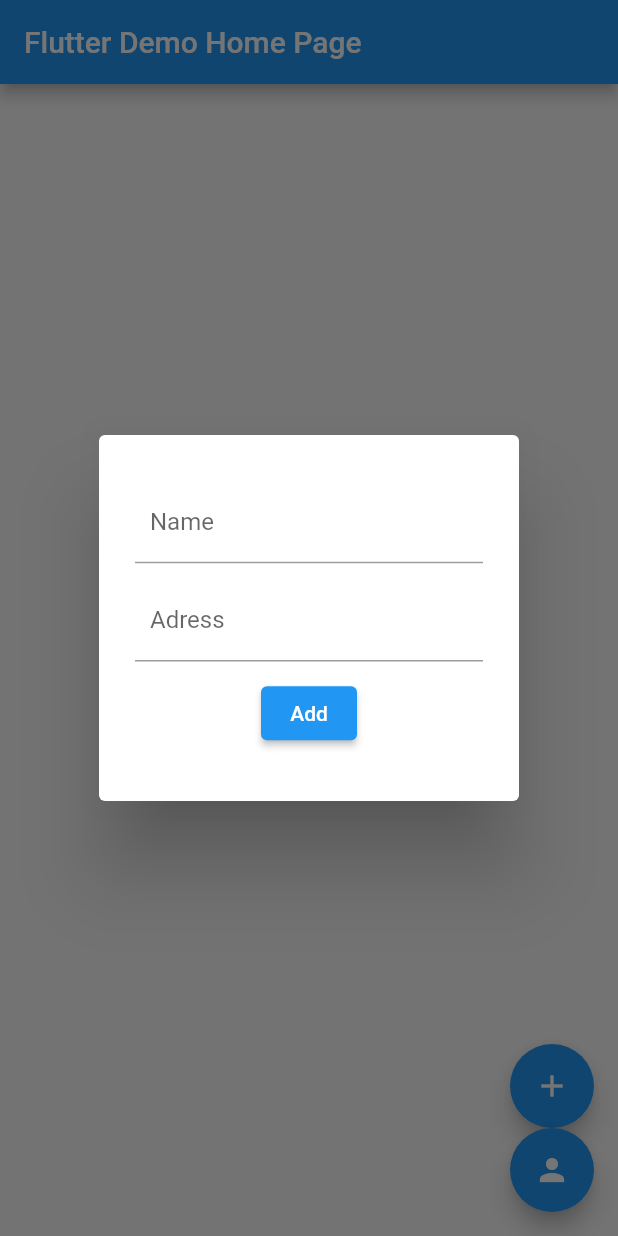
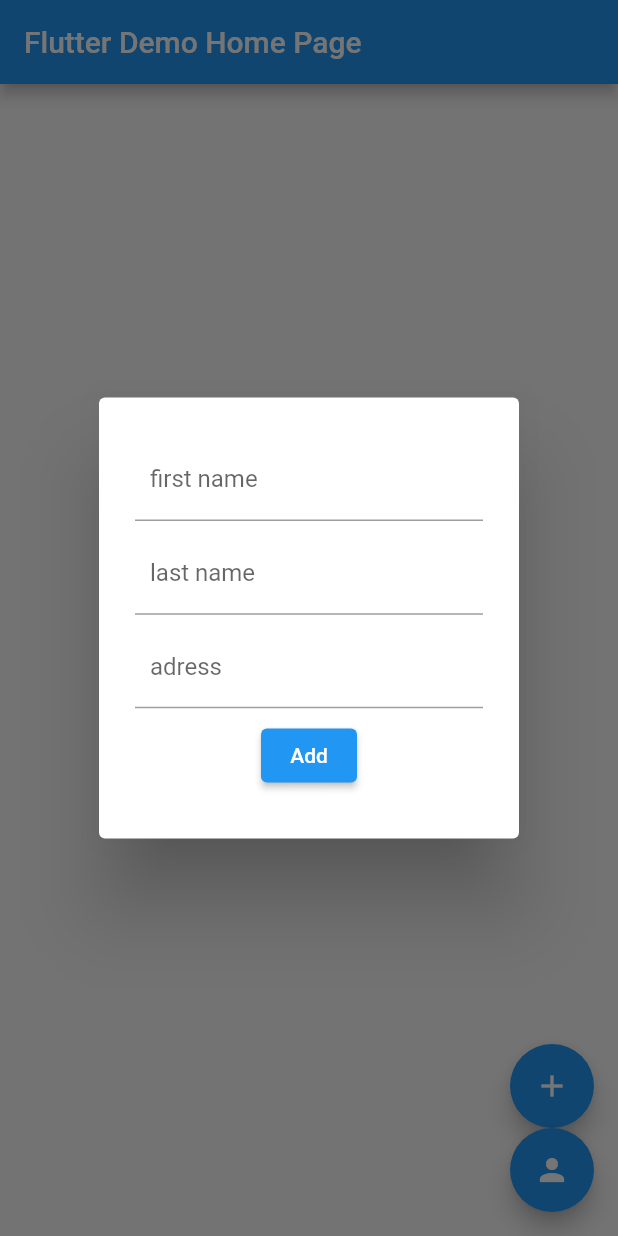
Before and after one commit to LouisYang95/flutter_Project, a Flutter app: the screen it shows after launch, after a tap on the "add" icon, on a phone screen of 412 x 824 dp. Run offline on Flutter 3.47's test engine with Material 2 defaults, Android fonts, the phone set to English and light mode, and no system bars.

Commit message:
adding the third input

```diff
--- a/flutter_exercice/lib/main.dart
+++ b/flutter_exercice/lib/main.dart
@@ -54,13 +54,14 @@ class MyHomePage extends StatefulWidget {
 
 class _MyHomePageState extends State<MyHomePage> {
   List listOfpeople = [];
-  final _myController = TextEditingController();
-  final _myController2 = TextEditingController();
+  final _firstName = TextEditingController();
+  final _lastName = TextEditingController();
+  final _adress = TextEditingController();
   List people = [
-    Person(name: 'John', adress: '123 Main St'),
-    Person(name: 'Jane', adress: '456 Main St'),
-    Person(name: 'Michel', adress: '789 Main St'),
-    Person(name: 'Sara', adress: '101 Main St'),
+    Person(firstName: 'John', lastName: 'John', adress: '123 Main St'),
+    Person(firstName: 'Jane', lastName: 'Paul', adress: '456 Main St'),
+    Person(firstName: 'Michel', lastName: 'Oka', adress: '789 Main St'),
+    Person(firstName: 'Sara', lastName: 'James', adress: '101 Main St'),
   ];
 
   List colors = [
@@ -88,13 +89,16 @@ class _MyHomePageState extends State<MyHomePage> {
 
 //function to add a new person in the list
   void addNewPerson() {
-    final person =
-        Person(name: _myController.text, adress: _myController2.text);
+    final person = Person(
+        firstName: _firstName.text,
+        lastName: _lastName.text,
+        adress: _adress.text);
     setState(() {
-      if (_myController.text != '' && _myController2.text != '') {
+      if (_firstName.text != '' && _lastName.text != '' && _adress.text != '') {
         listOfpeople.add(person);
-        _myController.text = '';
-        _myController2.text = '';
+        _firstName.text = '';
+        _lastName.text = '';
+        _adress.text = '';
         Navigator.of(context).pop();
       }
     });
@@ -107,22 +111,29 @@ class _MyHomePageState extends State<MyHomePage> {
         builder: (context) {
           return AlertDialog(
               content: SizedBox(
-            height: 200,
+            height: 250,
             child: Column(
               mainAxisAlignment: MainAxisAlignment.spaceEvenly,
               children: [
                 TextField(
-                  controller: _myController,
+                  controller: _firstName,
                   decoration: InputDecoration(
                     contentPadding: EdgeInsets.all(10),
-                    labelText: 'Name',
+                    labelText: 'first name',
                   ),
                 ),
                 TextField(
-                  controller: _myController2,
+                  controller: _lastName,
                   decoration: InputDecoration(
                     contentPadding: EdgeInsets.all(10),
-                    labelText: 'Adress',
+                    labelText: 'last name',
+                  ),
+                ),
+                TextField(
+                  controller: _adress,
+                  decoration: InputDecoration(
+                    contentPadding: EdgeInsets.all(10),
+                    labelText: 'adress',
                   ),
                 ),
                 ElevatedButton(
@@ -160,10 +171,11 @@ class _MyHomePageState extends State<MyHomePage> {
                   tileColor:
                       colors.length > index ? colors[index] : Colors.grey,
                   leading: Icon(Icons.person),
-                  title: Text(listOfpeople[index].name,
+                  title: Text(listOfpeople[index].firstName,
                       style: TextStyle(
                         fontWeight: FontWeight.bold,
                       )),
+                  subtitle: Text(listOfpeople[index].lastName),
                 ),
                 ListTile(
                   tileColor:
--- a/flutter_exercice/lib/person.dart
+++ b/flutter_exercice/lib/person.dart
@@ -1,5 +1,7 @@
 class Person {
   String adress;
-  String name;
-  Person({required this.name, required this.adress});
+  String firstName;
+  String lastName;
+  Person(
+      {required this.adress, required this.firstName, required this.lastName});
 }
```
